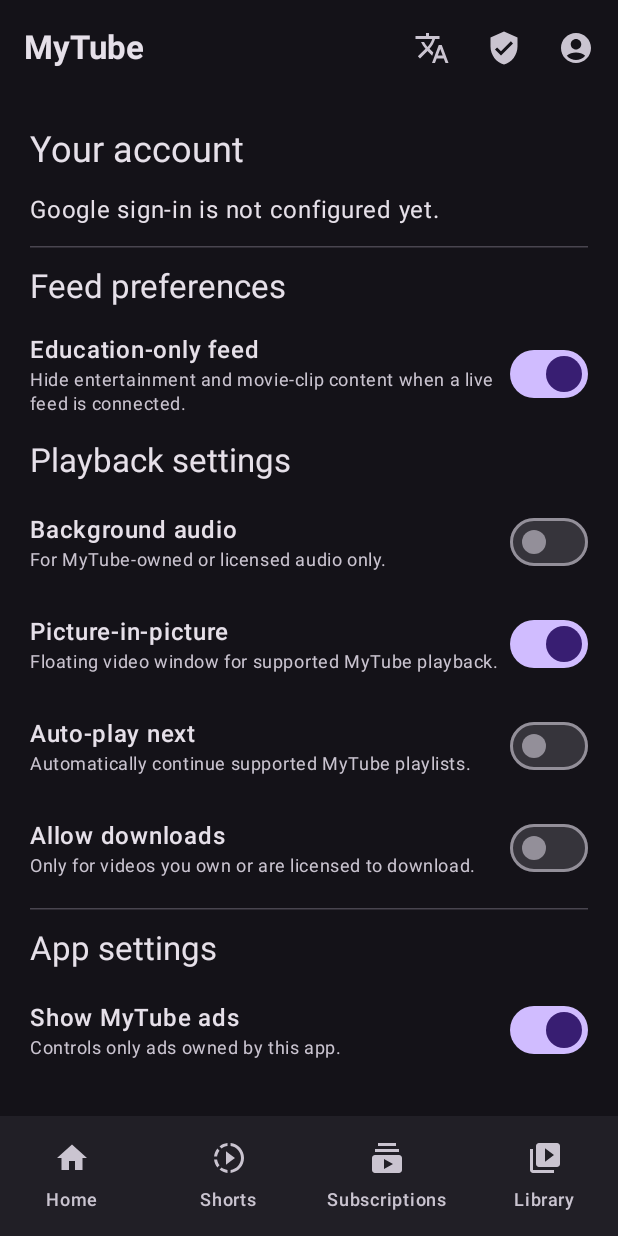
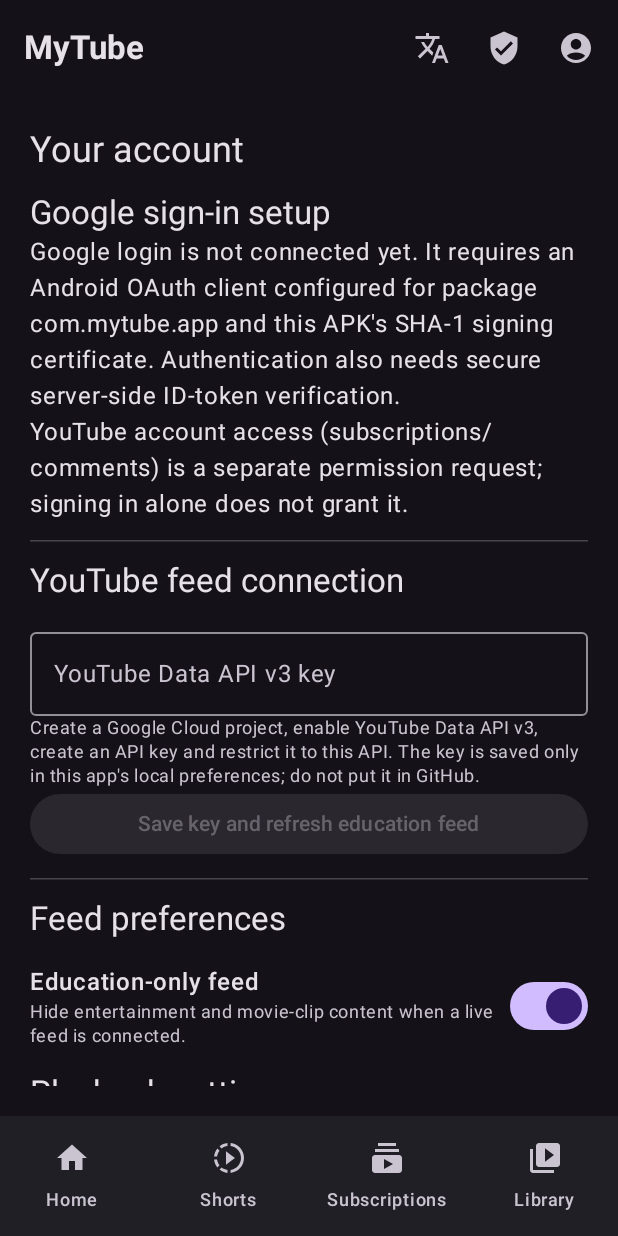
Before and after one commit to surajali1026/mytube, an Android app built with Jetpack Compose: the screen it shows after launch (MainActivity), after a tap on "Profile", on a phone screen of 412 x 824 dp. Run offline under Robolectric (Android 15) with nearby library versions, the phone set to English and light mode, and no system bars; pictures from the network do not load.

Commit message:
Connect Home to live screened YouTube education feed and add API key settings

```diff
--- a/app/src/main/java/com/mytube/app/MainActivity.kt
+++ b/app/src/main/java/com/mytube/app/MainActivity.kt
@@ -25,10 +25,19 @@ class MainActivity : ComponentActivity() {
             var autoPlayNext by remember { mutableStateOf(preferences.getBoolean("auto_play_next", false)) }
             var downloadsEnabled by remember { mutableStateOf(preferences.getBoolean("downloads_enabled", false)) }
             var educationOnly by remember { mutableStateOf(preferences.getBoolean("education_only", true)) }
+            var youtubeApiKey by remember { mutableStateOf(preferences.getString("youtube_api_key", "") ?: "") }
+            var feedRefreshToken by remember { mutableIntStateOf(0) }
 
             MaterialTheme(colorScheme = darkColorScheme()) {
                 MyTubeScreen(
                     educationOnly = educationOnly,
+                    youtubeApiKey = youtubeApiKey,
+                    onYoutubeApiKeyChanged = {
+                        youtubeApiKey = it
+                        preferences.edit().putString("youtube_api_key", it).apply()
+                    },
+                    feedRefreshToken = feedRefreshToken,
+                    onRefreshFeed = { feedRefreshToken++ },
                     onEducationOnlyChanged = {
                         educationOnly = it
                         preferences.edit().putBoolean("education_only", it).apply()
@@ -53,6 +62,10 @@ class MainActivity : ComponentActivity() {
 @Composable
 private fun MyTubeScreen(
     educationOnly: Boolean,
+    youtubeApiKey: String,
+    onYoutubeApiKeyChanged: (String) -> Unit,
+    feedRefreshToken: Int,
+    onRefreshFeed: () -> Unit,
     onEducationOnlyChanged: (Boolean) -> Unit,
     ownAdsEnabled: Boolean,
     onOwnAdsChanged: (Boolean) -> Unit,
@@ -97,12 +110,39 @@ private fun MyTubeScreen(
         when (tab) {
             "Verify" -> AuthenticityChecker(Modifier.fillMaxSize().padding(padding))
             "Comment" -> CommentAssistant(Modifier.fillMaxSize().padding(padding))
+            "Home" -> EducationFeed(
+                apiKey = youtubeApiKey,
+                refreshToken = feedRefreshToken,
+                onOpenSettings = { tab = "Profile" },
+                onRefresh = onRefreshFeed,
+                modifier = Modifier.fillMaxSize().padding(padding)
+            )
             "Profile" -> LazyColumn(
                 Modifier.fillMaxSize().padding(padding).padding(20.dp),
                 verticalArrangement = Arrangement.spacedBy(12.dp)
             ) {
                 item { Text("Your account", style = MaterialTheme.typography.headlineSmall) }
-                item { Text("Google sign-in is not configured yet.") }
+                item {
+                    Text("Google sign-in setup", style = MaterialTheme.typography.titleLarge)
+                    Text("Google login is not connected yet. It requires an Android OAuth client configured for package com.mytube.app and this APK's SHA-1 signing certificate. Authentication also needs secure server-side ID-token verification.")
+                    Text("YouTube account access (subscriptions/comments) is a separate permission request; signing in alone does not grant it.")
+                }
+                item { HorizontalDivider() }
+                item { Text("YouTube feed connection", style = MaterialTheme.typography.titleLarge) }
+                item {
+                    OutlinedTextField(
+                        value = youtubeApiKey,
+                        onValueChange = onYoutubeApiKeyChanged,
+                        modifier = Modifier.fillMaxWidth(),
+                        label = { Text("YouTube Data API v3 key") },
+                        placeholder = { Text("Paste your API key") },
+                        singleLine = true
+                    )
+                    Text("Create a Google Cloud project, enable YouTube Data API v3, create an API key and restrict it to this API. The key is saved only in this app's local preferences; do not put it in GitHub.", style = MaterialTheme.typography.bodySmall, color = MaterialTheme.colorScheme.onSurfaceVariant)
+                    Button(onClick = onRefreshFeed, enabled = youtubeApiKey.isNotBlank(), modifier = Modifier.fillMaxWidth()) {
+                        Text("Save key and refresh education feed")
+                    }
+                }
                 item { HorizontalDivider() }
                 item { Text("Feed preferences", style = MaterialTheme.typography.titleLarge) }
                 item { SettingSwitch("Education-only feed", "Hide entertainment and movie-clip content when a live feed is connected.", educationOnly, onEducationOnlyChanged) }
```
